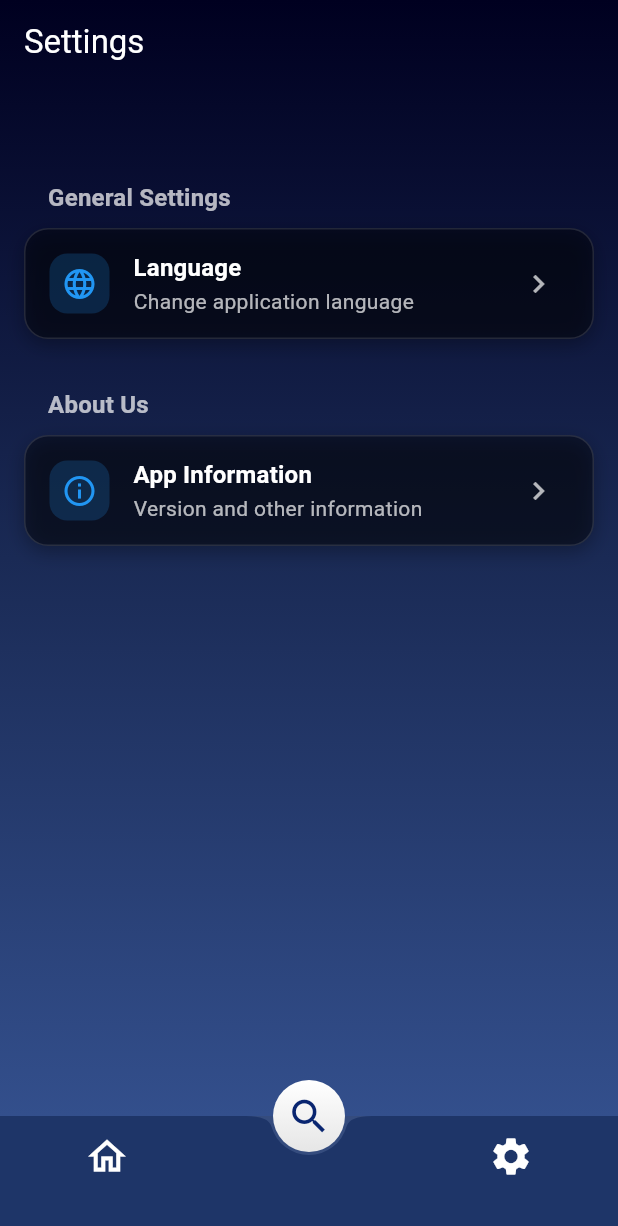
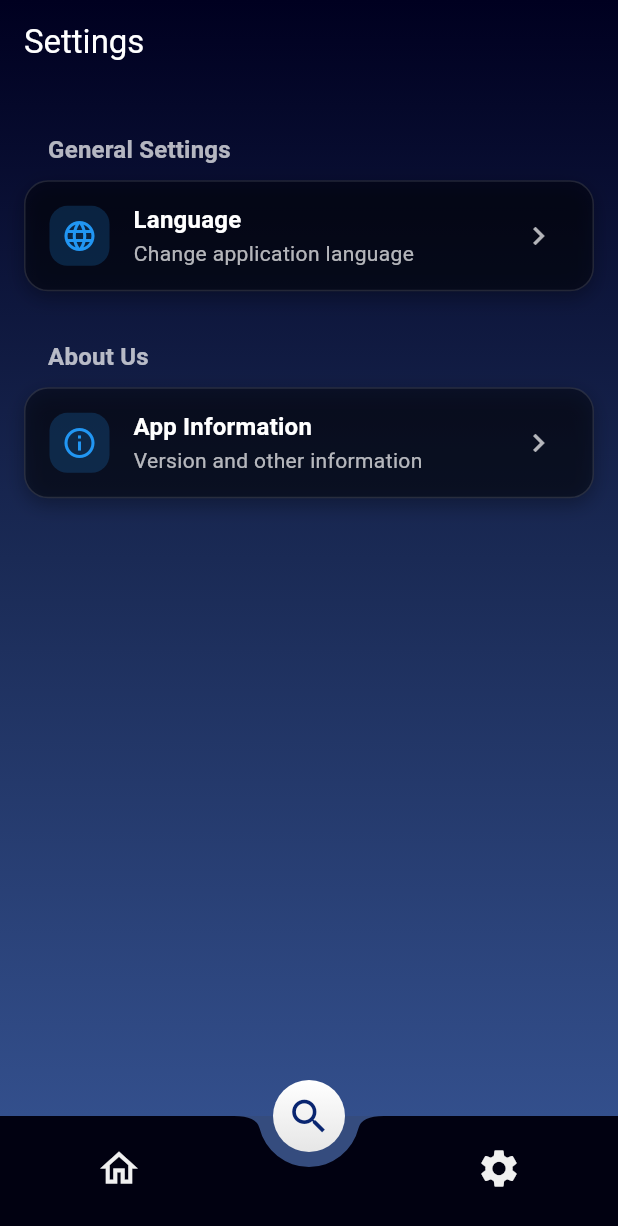
Before and after one commit to ayberktambay/weather_application, a Flutter app: the screen it shows after launch, after a tap on the "settings" icon, on a phone screen of 412 x 824 dp. Shown: the top 1226 px of the screen. Run offline on Flutter 3.47's test engine with Material 3 defaults, Android fonts, the phone set to English and light mode, and no system bars; our stand-ins replace flutter_riverpod, geolocator, localization; missing offline and left inert: flutter_pagewise.

Commit message:
lang additions + little fixes

```diff
--- a/assets/language/en_US.json
+++ b/assets/language/en_US.json
@@ -38,6 +38,7 @@
     "thunderstorm with light drizzle": "Thunderstorm with light drizzle",
     "thunderstorm with drizzle": "Thunderstorm with drizzle",
     "thunderstorm with heavy drizzle": "Thunderstorm with heavy drizzle",
+    "light intensity drizzle": "Light intensity drizzle",
     "mist": "Mist",
     "smoke": "Smoke",
     "haze": "Haze",
--- a/assets/language/tr_TR.json
+++ b/assets/language/tr_TR.json
@@ -38,6 +38,7 @@
     "thunderstorm with light drizzle": "Hafif çisenti ile gök gürültülü fırtına",
     "thunderstorm with drizzle": "Çisentili gök gürültülü fırtına",
     "thunderstorm with heavy drizzle": "Yoğun çisenti ile gök gürültülü fırtına",
+    "light intensity drizzle": "Hafif yoğunlukta çiseleyen yağmur",
     "mist": "Sis",
     "smoke": "Duman",
     "haze": "Pus",
--- a/lib/providers/weather_provider.dart
+++ b/lib/providers/weather_provider.dart
@@ -110,7 +110,6 @@ Future<void> fetchCurrentLocationWeather(BuildContext context, WidgetRef ref) as
     return;
   }
 
-  // Try to get current position and fetch weather
   try {
     final position = await Geolocator.getCurrentPosition(
       desiredAccuracy: LocationAccuracy.best,
--- a/lib/view/home.dart
+++ b/lib/view/home.dart
@@ -45,29 +45,18 @@ Widget build(BuildContext context) {
 
   return Scaffold(
     extendBodyBehindAppBar: true,
-    body: Container(
+    body:
+    Container(
       height: screenSize.height,
       width: screenSize.width,
       decoration: BoxDecoration(gradient: currentGradient),
-      child: weatherState.isLoading
-          ? LoaderWidget()
-          : weatherState.errorMessage != null
-              ? Center(
-                  child: Padding(
-                    padding: const EdgeInsets.all(16.0),
-                    child: Text(
-                      weatherState.errorMessage!,
-                      textAlign: TextAlign.center,
-                      style: const TextStyle(color: Colors.white, fontSize: 18),
-                    ),
-                  ),
-                )
-              : RefreshIndicator(
+      child:  RefreshIndicator(
                   onRefresh: () async {
                     await ref.read(weatherProvider.notifier).fetchCurrentLocationWeather(context,ref);
                   },
-                  child: SingleChildScrollView(
-                    physics: const AlwaysScrollableScrollPhysics(),
+                  child:
+                  weatherModel == null ? Center(child: CircularProgressIndicator()) :
+                  SingleChildScrollView(
                     child: _buildWeatherDisplay(screenSize, weatherModel, weatherState),
                   ),
                 ),
--- a/lib/view/menu.dart
+++ b/lib/view/menu.dart
@@ -52,10 +52,9 @@ class _MenuViewState extends ConsumerState<MenuView> {
       floatingActionButtonAnimator: FloatingActionButtonAnimator.scaling,
       body: navItems[currentIndex].path,
       bottomNavigationBar: BottomAppBar(
-                padding: const EdgeInsets.all(4),
-                color: const Color.fromARGB(255, 30, 53, 104),
+                color: const Color.fromARGB(255, 1, 1, 17),
               shape: const CircularNotchedRectangle(),
-              notchMargin: 2.0,
+              notchMargin: 10.0,
               child: Row(
                 mainAxisSize: MainAxisSize.max,
                 mainAxisAlignment: MainAxisAlignment.spaceAround,
@@ -63,7 +62,7 @@ class _MenuViewState extends ConsumerState<MenuView> {
                   IconButton(
                     icon: Column(
                       children: [
-                        Icon(currentIndex == 0 ? Icons.home : Icons.home_outlined,size: 30,color: Colors.white,),
+                        Icon(currentIndex == 0 ? Icons.home : Icons.home_outlined,size: 30,color: const Color.fromARGB(255, 240, 240, 240),),
 
                       ],
                     ),
@@ -76,7 +75,7 @@ class _MenuViewState extends ConsumerState<MenuView> {
                     IconButton(
                     icon: Column(
                       children: [
-                        Icon(currentIndex == 1 ? Icons.settings : Icons.settings_outlined,size:30,color: Colors.white,),
+                        Icon(currentIndex == 1 ? Icons.settings : Icons.settings_outlined,size:30,color: const Color.fromARGB(255, 240, 240, 240),),
 
                       ],
                     ),
--- a/lib/view/settings.dart
+++ b/lib/view/settings.dart
@@ -15,6 +15,7 @@ class SettingsView extends ConsumerStatefulWidget {
 class _SettingsViewState extends ConsumerState<SettingsView> {
   @override
   Widget build(BuildContext context) {
+    var dH = MediaQuery.sizeOf(context).height;
     ref.watch(localeProvider);
     return Scaffold(
       extendBody: true,
@@ -35,7 +36,7 @@ class _SettingsViewState extends ConsumerState<SettingsView> {
         child: ListView(
           padding: const EdgeInsets.all(16),
           children: [
-            SizedBox(height: kToolbarHeight + 40),
+            SizedBox(height: kToolbarHeight + dH*0.01),
             _buildSection(
               context,
               title: 'General Settings'.i18n(),
```
Also changed, not shown: lib/view/search.dart (+69 -122 lines).
